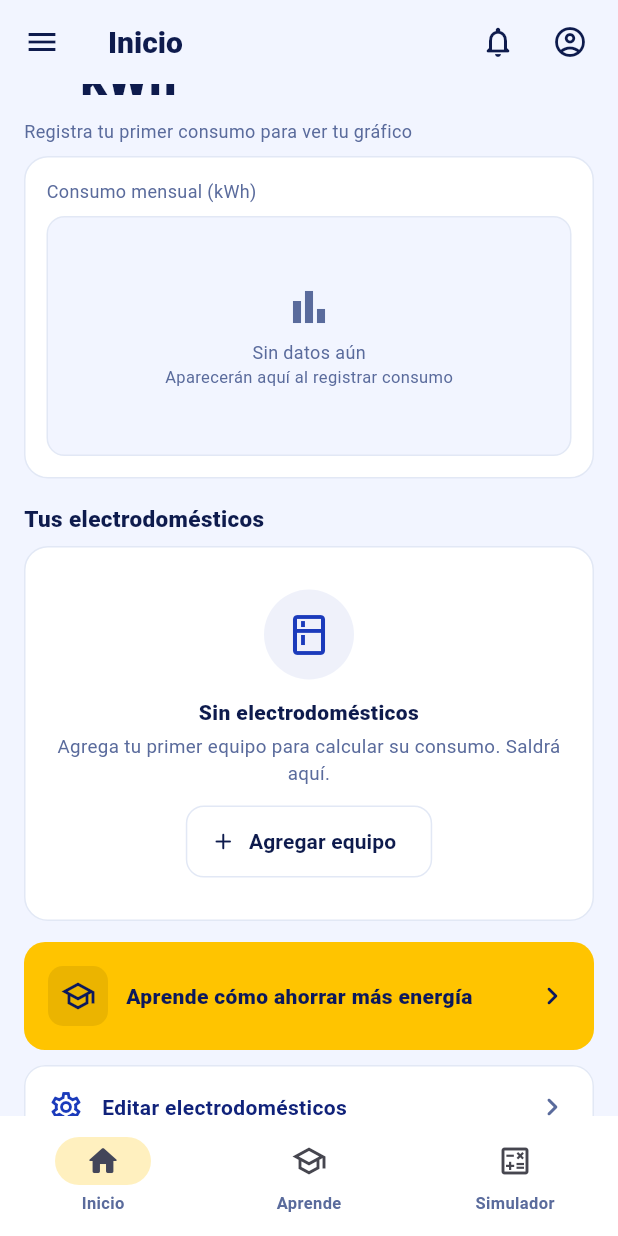
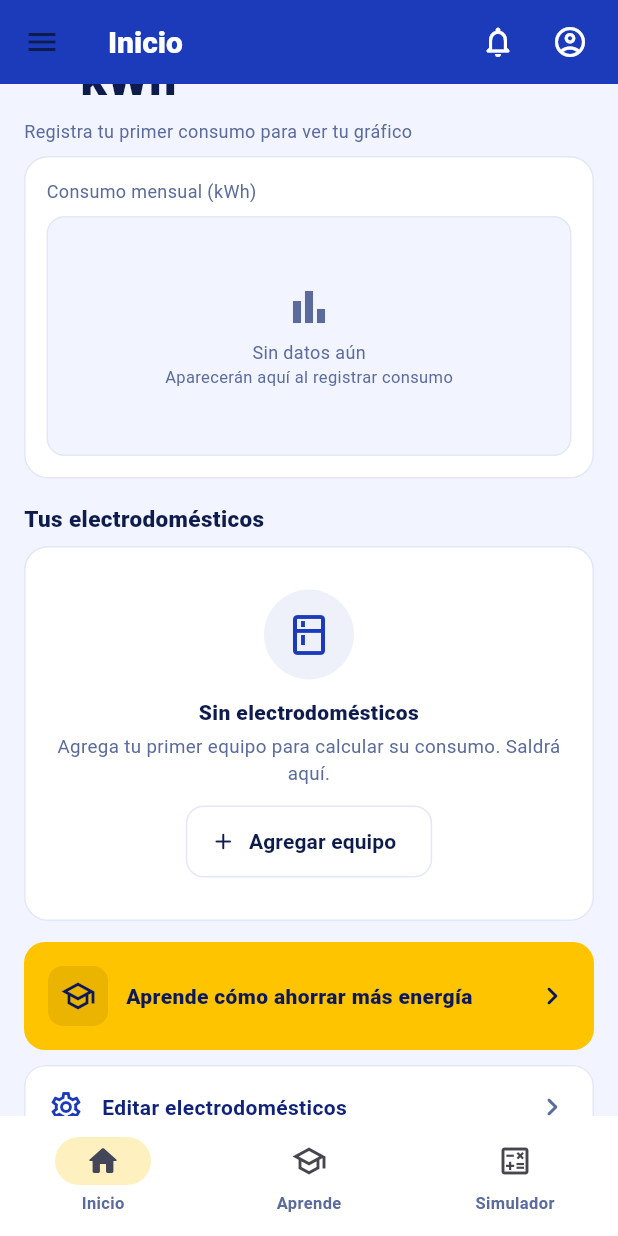
Before and after one commit to NymaXD/SolarO, a Flutter app: the AppShell screen opened directly, scrolled down 97 dp, on a phone screen of 412 x 824 dp. Run offline on Flutter 3.47's test engine with Material 3 defaults, Android fonts, the phone set to English and light mode, and no system bars; our stand-ins replace shared_preferences, web; missing offline and left inert: dart:ui_web; accounts and stored records are empty; network calls fail.

Commit message:
feat(frontend): blue mobile app bar with white title and icons
Use the primary blue as the mobile app bar background and switch titles, menu, notification and account icons to white. The account avatar gets a white background so it stays visible on blue.

```diff
--- a/lib/layout/app_shell.dart
+++ b/lib/layout/app_shell.dart
@@ -1,4 +1,5 @@
 import 'package:flutter/material.dart';
+import 'package:flutter/services.dart';
 import '../theme/app_colors.dart';
 import '../theme/lang.dart';
 import '../theme/responsive.dart';
@@ -78,10 +79,20 @@ class _AppShellState extends State<AppShell> {
     return Scaffold(
       backgroundColor: Theme.of(context).scaffoldBackgroundColor,
       appBar: AppBar(
-        title: Text(_titles[_index], style: TextStyle(fontSize: 20, fontWeight: FontWeight.w800, color: context.tDark)),
+        backgroundColor: AppColors.primary,
+        foregroundColor: Colors.white,
+        systemOverlayStyle: SystemUiOverlayStyle.light,
+        title: Text(_titles[_index], style: const TextStyle(fontSize: 20, fontWeight: FontWeight.w800, color: Colors.white)),
+        elevation: 0,
         actions: [
-          IconButton(tooltip: tr('notifs'), onPressed: () => NotificationsPanel.show(context), icon: const Icon(Icons.notifications_none_rounded)),
-          AccountMenuButton(onProfile: () => _go(4), onLogout: _logout),
+          IconButton(tooltip: tr('notifs'), onPressed: () => NotificationsPanel.show(context), icon: const Icon(Icons.notifications_none_rounded, color: Colors.white)),
+          AccountMenuButton(
+            onProfile: () => _go(4),
+            onLogout: _logout,
+            iconColor: Colors.white,
+            avatarBackground: Colors.white,
+            avatarForeground: AppColors.primary,
+          ),
           const SizedBox(width: 8),
         ],
       ),
--- a/lib/widgets/account_menu.dart
+++ b/lib/widgets/account_menu.dart
@@ -10,7 +10,16 @@ class AccountMenuButton extends StatelessWidget {
   final VoidCallback onProfile;
   final VoidCallback onLogout;
   final Color iconColor;
-  const AccountMenuButton({super.key, required this.onProfile, required this.onLogout, this.iconColor = AppColors.textDark});
+  final Color? avatarBackground;
+  final Color? avatarForeground;
+  const AccountMenuButton({
+    super.key,
+    required this.onProfile,
+    required this.onLogout,
+    this.iconColor = AppColors.textDark,
+    this.avatarBackground,
+    this.avatarForeground,
+  });
 
   @override
   Widget build(BuildContext context) {
@@ -23,7 +32,15 @@ class AccountMenuButton extends StatelessWidget {
           tooltip: tr('nav_profile'),
           icon: user == null
               ? Icon(Icons.account_circle_outlined, color: iconColor)
-              : CircleAvatar(radius: 14, backgroundColor: AppColors.primary, child: Text(initial, style: const TextStyle(color: Colors.white, fontWeight: FontWeight.w800, fontSize: 13))),
+              : CircleAvatar(
+                  radius: 14,
+                  backgroundColor: avatarBackground ?? AppColors.primary,
+                  child: Text(initial,
+                      style: TextStyle(
+                          color: avatarForeground ?? Colors.white,
+                          fontWeight: FontWeight.w800,
+                          fontSize: 13)),
+                ),
           onSelected: (v) {
             if (v == 'profile') onProfile();
             if (v == 'logout') onLogout();
```
